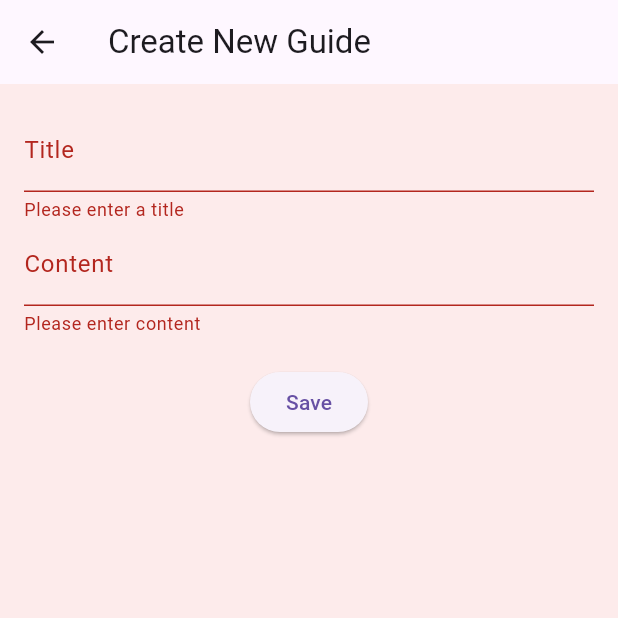
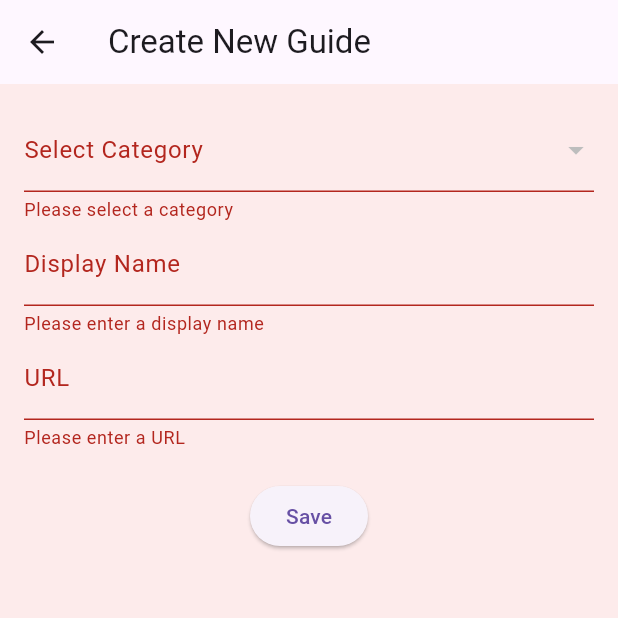
Before and after one commit to matthewnml/CSCI321-fyp, a Flutter app: the CreateGuideScreen screen opened directly, after a tap on "Save", on a phone screen of 412 x 824 dp, the top half of it. Run offline on Flutter 3.47's test engine with Material 3 defaults, Android fonts, the phone set to English and light mode, and no system bars; our stand-ins replace cloud_firestore, firebase_auth, firebase_core, firebase_messaging, fl_chart, flutter_local_notifications and 4 more; accounts and stored records are empty.

Commit message:
updated guidemanagement

```diff
--- a/pregnancy/lib/UI_1/guide_management.dart
+++ b/pregnancy/lib/UI_1/guide_management.dart
@@ -15,7 +15,7 @@ class _GuideManagementState extends State<GuideManagement> {
   @override
   void initState() {
     super.initState();
-    _guideStream = _firestore.collection('guides').snapshots(); // Collection for guides
+    _guideStream = _firestore.collection('guides').snapshots();
   }
 
   @override
@@ -62,16 +62,39 @@ class _GuideManagementState extends State<GuideManagement> {
                       final guide = guides[index];
                       final data = guide.data() as Map<String, dynamic>;
                       final guideId = guide.id;
+                      final urls = data['url'] is Map
+                          ? data['url'] as Map<String, dynamic>
+                          : <String, dynamic>{'default': data['url']};
 
                       return Card(
+                        margin: const EdgeInsets.symmetric(vertical: 10.0, horizontal: 5.0),
+                        child: Padding(
+                          padding: const EdgeInsets.all(10.0),
                           child: ListTile(
-                          title: Text(data['title'] ?? 'No title'),
-                          subtitle: Text(data['content'] ?? 'No content'),
+                            title: Text(
+                              data['title']?.toString() ?? 'No title',
+                              style: const TextStyle(fontWeight: FontWeight.bold, fontSize: 18),
+                            ),
+                            subtitle: Column(
+                              crossAxisAlignment: CrossAxisAlignment.start,
+                              children: urls.entries.map<Widget>((entry) {
+                                return Column(
+                                  crossAxisAlignment: CrossAxisAlignment.start,
+                                  children: [
+                                    const SizedBox(height: 5),
+                                    Text(
+                                      '${entry.key}: ${entry.value}',
+                                      style: const TextStyle(color: Colors.blue),
+                                    ),
+                                  ],
+                                );
+                              }).toList(),
+                            ),
                             trailing: Row(
                               mainAxisSize: MainAxisSize.min,
                               children: <Widget>[
                                 IconButton(
-                                icon: const Icon(Icons.edit),
+                                  icon: const Icon(Icons.edit, color: Colors.blue),
                                   onPressed: () {
                                     Navigator.push(
                                       context,
@@ -82,12 +105,13 @@ class _GuideManagementState extends State<GuideManagement> {
                                   },
                                 ),
                                 IconButton(
-                                icon: const Icon(Icons.delete),
+                                  icon: const Icon(Icons.delete, color: Colors.red),
                                   onPressed: () {
                                     _deleteGuide(guideId);
                                   },
                                 ),
                               ],
+                            ),
                           ),
                         ),
                       );
@@ -103,7 +127,7 @@ class _GuideManagementState extends State<GuideManagement> {
   }
 
   void _deleteGuide(String guideId) async {
-    await _firestore.collection('guides').doc(guideId).delete(); // Collection for guides
+    await _firestore.collection('guides').doc(guideId).delete();
   }
 }
 
@@ -116,9 +140,24 @@ class CreateGuideScreen extends StatefulWidget {
 
 class _CreateGuideScreenState extends State<CreateGuideScreen> {
   final _formKey = GlobalKey<FormState>();
-  final _titleController = TextEditingController();
-  final _contentController = TextEditingController();
+  String _selectedCategory = '';
+  final _displayNameController = TextEditingController();
+  final _urlController = TextEditingController();
   final FirebaseFirestore _firestore = FirebaseFirestore.instance;
+  late Stream<QuerySnapshot> _guideStream;
+
+  @override
+  void initState() {
+    super.initState();
+    _guideStream = _firestore.collection('guides').snapshots();
+  }
+
+  @override
+  void dispose() {
+    _displayNameController.dispose();
+    _urlController.dispose();
+    super.dispose();
+  }
 
   @override
   Widget build(BuildContext context) {
@@ -132,26 +171,63 @@ class _CreateGuideScreenState extends State<CreateGuideScreen> {
           key: _formKey,
           child: Column(
             children: <Widget>[
-              TextFormField(
-                controller: _titleController,
+              StreamBuilder<QuerySnapshot>(
+                stream: _guideStream,
+                builder: (context, snapshot) {
+                  if (!snapshot.hasData) {
+                    return const CircularProgressIndicator();
+                  }
+
+                  final categories = snapshot.data!.docs.map((doc) {
+                    final data = doc.data() as Map<String, dynamic>;
+                    return data['title']?.toString() ?? '';
+                  }).toList();
+
+                  return DropdownButtonFormField<String>(
+                    value: _selectedCategory.isNotEmpty ? _selectedCategory : null,
+                    items: categories.map<DropdownMenuItem<String>>((String value) {
+                      return DropdownMenuItem<String>(
+                        value: value,
+                        child: Text(value),
+                      );
+                    }).toList(),
+                    onChanged: (String? newValue) {
+                      setState(() {
+                        _selectedCategory = newValue ?? '';
+                      });
+                    },
                     decoration: const InputDecoration(
-                  labelText: 'Title',
+                      labelText: 'Select Category',
                     ),
                     validator: (value) {
                       if (value == null || value.isEmpty) {
-                    return 'Please enter a title';
+                        return 'Please select a category';
+                      }
+                      return null;
+                    },
+                  );
+                },
+              ),
+              TextFormField(
+                controller: _displayNameController,
+                decoration: const InputDecoration(
+                  labelText: 'Display Name',
+                ),
+                validator: (value) {
+                  if (value == null || value.isEmpty) {
+                    return 'Please enter a display name';
                   }
                   return null;
                 },
               ),
               TextFormField(
-                controller: _contentController,
+                controller: _urlController,
                 decoration: const InputDecoration(
-                  labelText: 'Content',
+                  labelText: 'URL',
                 ),
                 validator: (value) {
                   if (value == null || value.isEmpty) {
-                    return 'Please enter content';
+                    return 'Please enter a URL';
                   }
                   return null;
                 },
@@ -160,7 +236,7 @@ class _CreateGuideScreenState extends State<CreateGuideScreen> {
               ElevatedButton(
                 onPressed: () {
                   if (_formKey.currentState?.validate() ?? false) {
-                    _createGuide();
+                    _addGuideToCategory();
                   }
                 },
                 child: const Text('Save'),
@@ -172,12 +248,25 @@ class _CreateGuideScreenState extends State<CreateGuideScreen> {
     );
   }
 
-  void _createGuide() async {
-    await _firestore.collection('guides').add({ // Collection for guides
-      'title': _titleController.text,
-      'content': _contentController.text,
+  void _addGuideToCategory() async {
+    final snapshot = await _firestore
+        .collection('guides')
+        .where('title', isEqualTo: _selectedCategory)
+        .get();
+    if (snapshot.docs.isNotEmpty) {
+      final doc = snapshot.docs.first;
+      final data = doc.data() as Map<String, dynamic>;
+      final urls = data['url'] is Map
+          ? data['url'] as Map<String, dynamic>
+          : <String, dynamic>{'default': data['url']};
+      urls[_displayNameController.text] = _urlController.text;
+
+      await _firestore.collection('guides').doc(doc.id).update({
+        'url': urls,
       });
+
       Navigator.pop(context);
+    }
   }
 }
 
@@ -193,31 +282,36 @@ class EditGuideScreen extends StatefulWidget {
 class _EditGuideScreenState extends State<EditGuideScreen> {
   final _formKey = GlobalKey<FormState>();
   late TextEditingController _titleController;
-  late TextEditingController _contentController;
+  final Map<String, TextEditingController> _urlControllers = {};
   final FirebaseFirestore _firestore = FirebaseFirestore.instance;
 
   @override
   void initState() {
     super.initState();
     _titleController = TextEditingController();
-    _contentController = TextEditingController();
     _loadGuideData();
   }
 
   void _loadGuideData() async {
-    final doc = await _firestore.collection('guides').doc(widget.guideId).get(); // Collection for guides
+    final doc = await _firestore.collection('guides').doc(widget.guideId).get();
     final data = doc.data() as Map<String, dynamic>;
 
     setState(() {
-      _titleController.text = data['title'] ?? '';
-      _contentController.text = data['content'] ?? '';
+      _titleController.text = data['title']?.toString() ?? '';
+
+      final urls = data['url'] is Map
+          ? data['url'] as Map<String, dynamic>
+          : <String, dynamic>{'default': data['url']};
+      urls.forEach((key, value) {
+        _urlControllers[key] = TextEditingController(text: value.toString());
+      });
     });
   }
 
   @override
   void dispose() {
     _titleController.dispose();
-    _contentController.dispose();
+    _urlControllers.values.forEach((controller) => controller.dispose());
     super.dispose();
   }
 
@@ -236,26 +330,52 @@ class _EditGuideScreenState extends State<EditGuideScreen> {
               TextFormField(
                 controller: _titleController,
                 decoration: const InputDecoration(
-                  labelText: 'Title',
+                  labelText: 'Guide Title',
                 ),
                 validator: (value) {
                   if (value == null || value.isEmpty) {
-                    return 'Please enter a title';
+                    return 'Please enter a guide title';
                   }
                   return null;
                 },
               ),
-              TextFormField(
-                controller: _contentController,
-                decoration: const InputDecoration(
-                  labelText: 'Content',
+              const SizedBox(height: 20),
+              Expanded(
+                child: ListView(
+                  children: _urlControllers.entries.map((entry) {
+                    final displayName = entry.key;
+                    final urlController = entry.value;
+                    return Padding(
+                      padding: const EdgeInsets.symmetric(vertical: 8.0),
+                      child: Row(
+                        children: <Widget>[
+                          Expanded(
+                            child: TextFormField(
+                              controller: urlController,
+                              decoration: InputDecoration(
+                                labelText: 'URL for $displayName',
                               ),
                               validator: (value) {
                                 if (value == null || value.isEmpty) {
-                    return 'Please enter content';
+                                  return 'Please enter a URL for $displayName';
                                 }
                                 return null;
                               },
+                            ),
+                          ),
+                          IconButton(
+                            icon: const Icon(Icons.delete, color: Colors.red),
+                            onPressed: () {
+                              setState(() {
+                                _urlControllers.remove(entry.key);
+                              });
+                            },
+                          ),
+                        ],
+                      ),
+                    );
+                  }).toList(),
+                ),
               ),
               const SizedBox(height: 20),
               ElevatedButton(
@@ -274,10 +394,15 @@ class _EditGuideScreenState extends State<EditGuideScreen> {
   }
 
   void _updateGuide() async {
-    await _firestore.collection('guides').doc(widget.guideId).update({ // Collection for guides
+    final urls = Map<String, dynamic>.from(_urlControllers.map(
+      (key, controller) => MapEntry(key, controller.text),
+    ));
+
+    await _firestore.collection('guides').doc(widget.guideId).update({
       'title': _titleController.text,
-      'content': _contentController.text,
+      'url': urls,
     });
+
     Navigator.pop(context);
   }
 }
```
Lines whose indentation alone changed are shown as unchanged.
